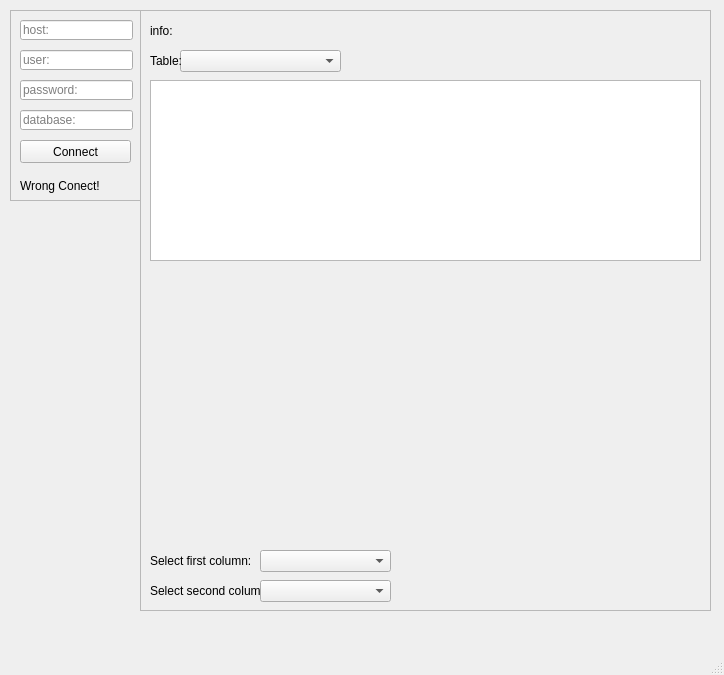
Old version of the form gui.ui in the repository PP-62/sql_viewer.
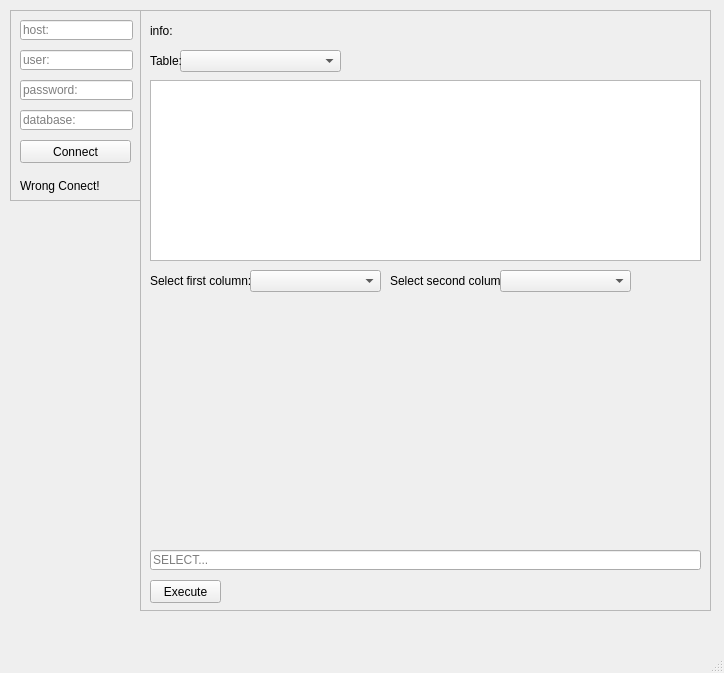
New version of the form. Custom widgets are drawn as their Qt base class.

Commit message: restyle window, start work on execute sql commands and save results

The edit to the form file:
```diff
--- a/gui.ui
+++ b/gui.ui
@@ -7,7 +7,7 @@
     <x>0</x>
     <y>0</y>
     <width>724</width>
-    <height>675</height>
+    <height>673</height>
    </rect>
   </property>
   <property name="windowTitle">
@@ -191,17 +191,17 @@
      <property name="geometry">
       <rect>
        <x>10</x>
-       <y>260</y>
+       <y>290</y>
        <width>551</width>
-       <height>271</height>
+       <height>241</height>
       </rect>
      </property>
     </widget>
     <widget class="QComboBox" name="select_column_1">
      <property name="geometry">
       <rect>
-       <x>120</x>
-       <y>540</y>
+       <x>110</x>
+       <y>260</y>
        <width>131</width>
        <height>22</height>
       </rect>
@@ -211,7 +211,7 @@
      <property name="geometry">
       <rect>
        <x>10</x>
-       <y>540</y>
+       <y>260</y>
        <width>111</width>
        <height>21</height>
       </rect>
@@ -223,8 +223,8 @@
     <widget class="QLabel" name="select_column_label_2">
      <property name="geometry">
       <rect>
-       <x>10</x>
-       <y>570</y>
+       <x>250</x>
+       <y>260</y>
        <width>111</width>
        <height>21</height>
       </rect>
@@ -236,13 +236,55 @@
     <widget class="QComboBox" name="select_column_2">
      <property name="geometry">
       <rect>
-       <x>120</x>
-       <y>570</y>
+       <x>360</x>
+       <y>260</y>
        <width>131</width>
        <height>22</height>
       </rect>
      </property>
     </widget>
+    <widget class="QLabel" name="save_lavel">
+     <property name="geometry">
+      <rect>
+       <x>90</x>
+       <y>570</y>
+       <width>231</width>
+       <height>20</height>
+      </rect>
+     </property>
+     <property name="text">
+      <string/>
+     </property>
+     <property name="alignment">
+      <set>Qt::AlignCenter</set>
+     </property>
+    </widget>
+    <widget class="QPushButton" name="execute_button">
+     <property name="geometry">
+      <rect>
+       <x>10</x>
+       <y>570</y>
+       <width>71</width>
+       <height>23</height>
+      </rect>
+     </property>
+     <property name="text">
+      <string>Execute</string>
+     </property>
+    </widget>
+    <widget class="QLineEdit" name="select_edit">
+     <property name="geometry">
+      <rect>
+       <x>10</x>
+       <y>540</y>
+       <width>551</width>
+       <height>20</height>
+      </rect>
+     </property>
+     <property name="placeholderText">
+      <string>SELECT...</string>
+     </property>
+    </widget>
    </widget>
   </widget>
   <widget class="QMenuBar" name="menubar">
```
Left out of the diff: 2 changed lines with no effect on the pictures. The commit also changes 10 other files.
